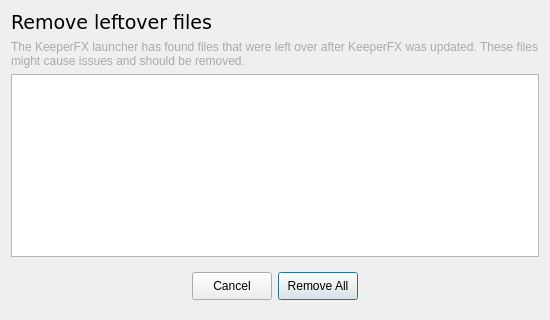
First picture: the form in ui/fileremoverdialog.ui, repository yani/keeperfx-launcher-qt, before the edit.
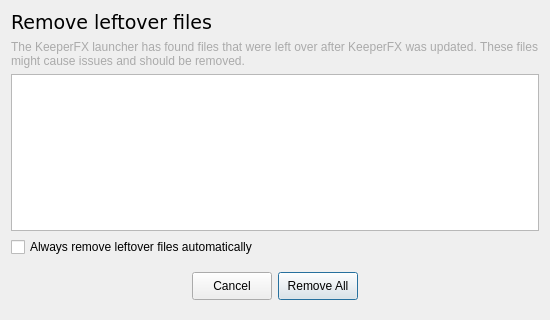
Second picture: the form after the edit. Icons and pictures are not drawn.

Commit message: add functionality to automatically remove leftover files

```diff
--- a/ui/fileremoverdialog.ui
+++ b/ui/fileremoverdialog.ui
@@ -92,6 +92,13 @@
      </property>
     </widget>
    </item>
+   <item>
+    <widget class="QCheckBox" name="checkBoxAutoRemoveLeftoverFiles">
+     <property name="text">
+      <string>Always remove leftover files automatically</string>
+     </property>
+    </widget>
+   </item>
    <item>
     <widget class="QWidget" name="widget" native="true">
      <layout class="QHBoxLayout" name="horizontalLayout">
```
The commit also changes 5 other files.
